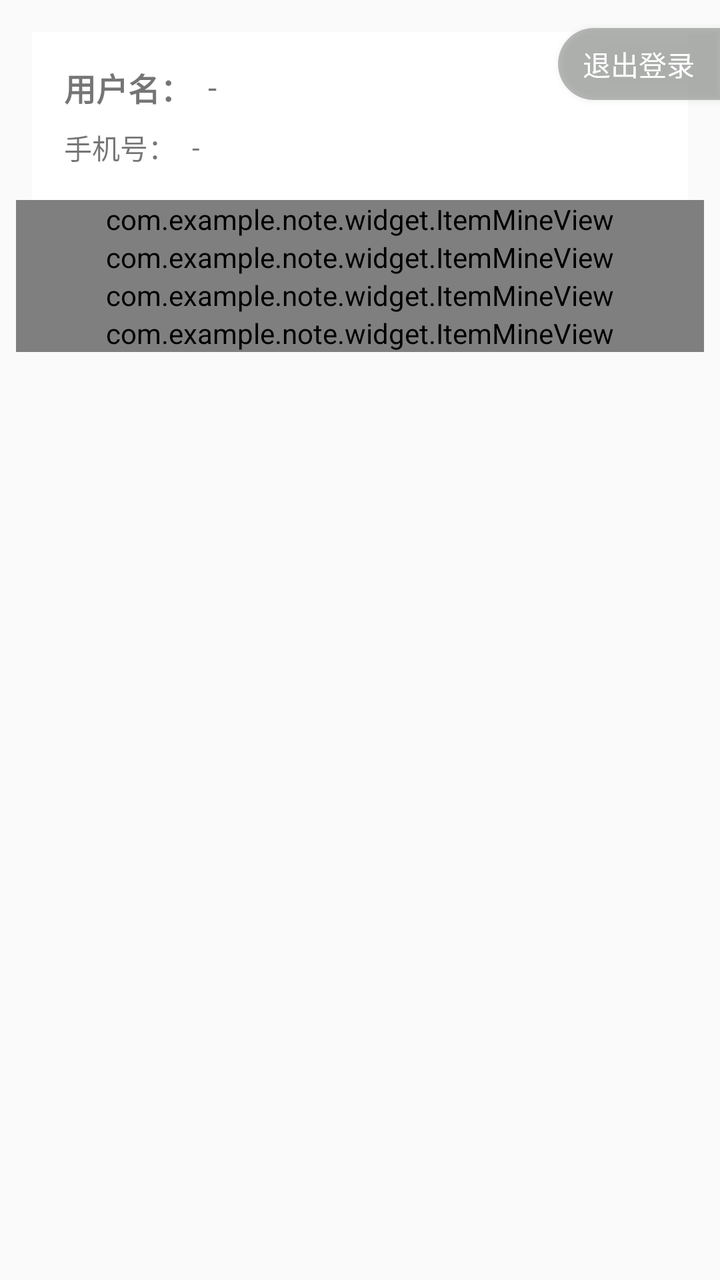
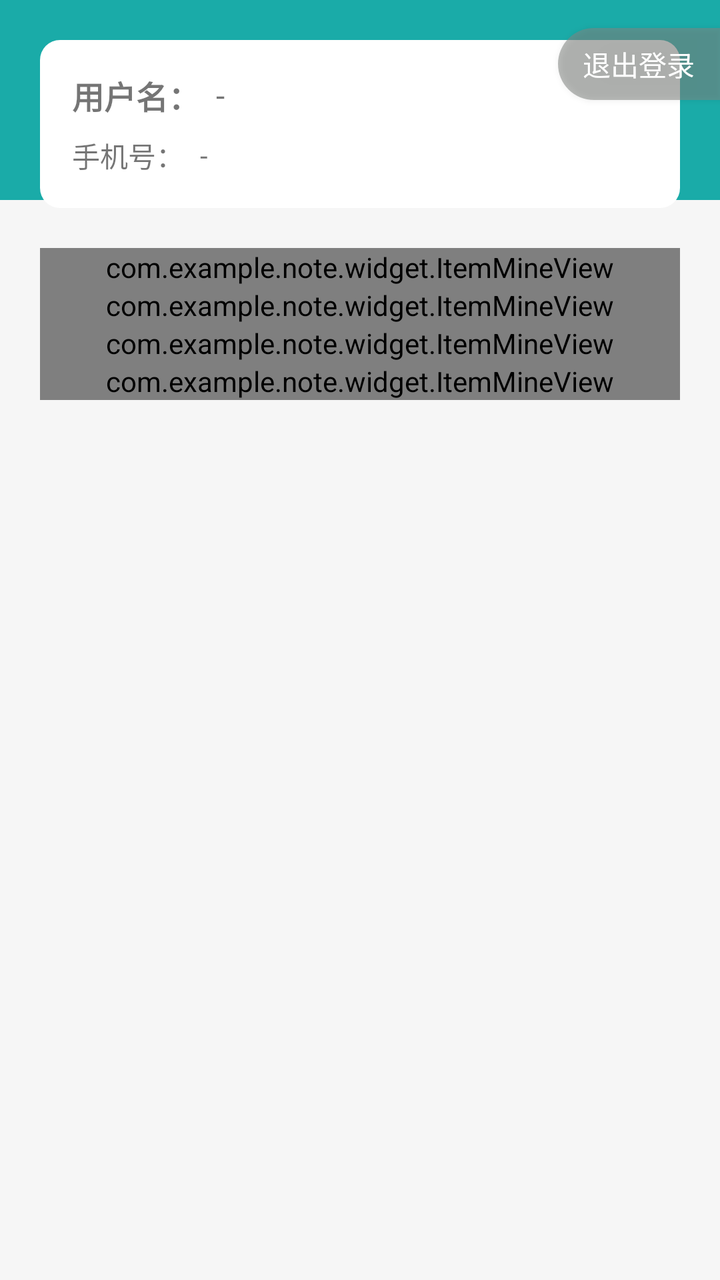

An Android layout rendered at two revisions. The XML below is the earlier revision; the diff shows what the commit changed to produce the second picture.
<!-- AndroidManifest.xml: application theme Theme.Note -->
<!-- res/layout/fragment_user.xml -->
<?xml version="1.0" encoding="utf-8"?>
<layout xmlns:android="http://schemas.android.com/apk/res/android"
    xmlns:app="http://schemas.android.com/apk/res-auto"
    xmlns:tools="http://schemas.android.com/tools">

    <androidx.constraintlayout.widget.ConstraintLayout
        android:layout_width="match_parent"
        android:layout_height="match_parent">

        
        <LinearLayout
            android:id="@+id/layoutUserInfo"
            android:layout_width="match_parent"
            android:layout_height="wrap_content"
            android:layout_margin="16dp"
            android:gravity="center_vertical"
            android:orientation="vertical"
            android:padding="16dp"
            android:background="@android:color/white"
            app:layout_constraintTop_toTopOf="parent"
            app:layout_constraintStart_toStartOf="parent"
            app:layout_constraintEnd_toEndOf="parent">

            <LinearLayout
                android:layout_width="match_parent"
                android:layout_height="wrap_content"
                android:orientation="horizontal"
                android:gravity="center_vertical">

                <TextView
                    android:id="@+id/tvUserNameLabel"
                    android:layout_width="wrap_content"
                    android:layout_height="wrap_content"
                    android:text="用户名："
                    android:textSize="16sp"
                    android:textStyle="bold" />

                <TextView
                    android:id="@+id/tvUserNameValue"
                    android:layout_width="wrap_content"
                    android:layout_height="wrap_content"
                    android:layout_marginStart="8dp"
                    android:text="-"
                    android:textSize="16sp" />
            </LinearLayout>

            <LinearLayout
                android:layout_width="match_parent"
                android:layout_height="wrap_content"
                android:orientation="horizontal"
                android:gravity="center_vertical"
                android:layout_marginTop="8dp">

                <TextView
                    android:id="@+id/tvPhoneLabel"
                    android:layout_width="wrap_content"
                    android:layout_height="wrap_content"
                    android:text="手机号："
                    android:textSize="14sp" />

                <TextView
                    android:id="@+id/tvPhoneValue"
                    android:layout_width="wrap_content"
                    android:layout_height="wrap_content"
                    android:layout_marginStart="8dp"
                    android:text="-"
                    android:textSize="14sp" />
            </LinearLayout>
        </LinearLayout>

        <Button
            android:id="@+id/btLoginOut"
            android:layout_width="81dp"
            android:layout_height="36dp"
            android:background="@drawable/bg_gray"
            android:text="@string/LOGOUT"
            android:layout_marginTop="14dp"
            android:textColor="@color/white"
            app:layout_constraintEnd_toEndOf="parent"
            app:layout_constraintTop_toTopOf="parent" />


        <ScrollView
            android:layout_width="match_parent"
            android:layout_height="0dp"
            app:layout_constraintTop_toBottomOf="@id/layoutUserInfo"
            app:layout_constraintBottom_toBottomOf="parent">

            <LinearLayout
                android:layout_width="match_parent"
                android:layout_height="wrap_content"
                android:orientation="vertical"
                android:paddingHorizontal="8dp">

                <com.example.note.widget.ItemMineView
                    android:id="@+id/itemEditInfo"
                    android:layout_width="match_parent"
                    android:layout_height="wrap_content" />

                <com.example.note.widget.ItemMineView
                    android:id="@+id/itemChangePassword"
                    android:layout_width="match_parent"
                    android:layout_height="wrap_content" />

                <com.example.note.widget.ItemMineView
                    android:id="@+id/itemLogout"
                    android:layout_width="match_parent"
                    android:layout_height="wrap_content" />

                <com.example.note.widget.ItemMineView
                    android:id="@+id/itemCancelAccount"
                    android:layout_width="match_parent"
                    android:layout_height="wrap_content" />

            </LinearLayout>
        </ScrollView>

    </androidx.constraintlayout.widget.ConstraintLayout>
</layout>
<!-- resources referenced by this layout -->
<resources>
  <color name="white">#FFFFFF</color>
  <!-- drawable bg_gray (drawable) -->
  <?xml version="1.0" encoding="utf-8"?>
  <shape xmlns:android="http://schemas.android.com/apk/res/android">
  
      <solid android:color="#8E818582"/>
  
      <corners android:topLeftRadius="20dp"
          android:bottomLeftRadius="20dp"/>
  </shape>
  <string name="LOGOUT">"退出登录"</string>
  <style name="Theme.Note" parent="Theme.AppCompat.Light.NoActionBar" />
</resources>

<!-- the commit's change to res/layout/fragment_user.xml (unified diff, before → after) -->
@@ -5,18 +5,26 @@
 
     <androidx.constraintlayout.widget.ConstraintLayout
         android:layout_width="match_parent"
-        android:layout_height="match_parent">
+        android:layout_height="match_parent"
+        android:background="@color/main_grey_bg">
+
+        <ImageView
+            android:id="@+id/imageView"
+            android:layout_width="match_parent"
+            android:layout_height="100dp"
+            android:background="@color/main_color"
+            app:layout_constraintTop_toTopOf="parent"/>
 
         
         <LinearLayout
             android:id="@+id/layoutUserInfo"
             android:layout_width="match_parent"
             android:layout_height="wrap_content"
-            android:layout_margin="16dp"
+            android:layout_margin="20dp"
             android:gravity="center_vertical"
             android:orientation="vertical"
             android:padding="16dp"
-            android:background="@android:color/white"
+            android:background="@drawable/bg_white_corner"
             app:layout_constraintTop_toTopOf="parent"
             app:layout_constraintStart_toStartOf="parent"
             app:layout_constraintEnd_toEndOf="parent">
@@ -84,13 +92,15 @@
             android:layout_width="match_parent"
             android:layout_height="0dp"
             app:layout_constraintTop_toBottomOf="@id/layoutUserInfo"
-            app:layout_constraintBottom_toBottomOf="parent">
+            app:layout_constraintBottom_toBottomOf="parent"
+            android:paddingVertical="20dp">
 
             <LinearLayout
                 android:layout_width="match_parent"
                 android:layout_height="wrap_content"
                 android:orientation="vertical"
-                android:paddingHorizontal="8dp">
+                android:layout_marginHorizontal="20dp"
+                android:background="@drawable/bg_white_corner">
 
                 <com.example.note.widget.ItemMineView
                     android:id="@+id/itemEditInfo"
<!-- resource entries referenced after the edit -->
@@ -1,5 +1,7 @@
 <!-- resources referenced by this layout -->
 <resources>
+  <color name="main_color">#1AABA8</color>
+  <color name="main_grey_bg">#f6f6f6</color>
   <color name="white">#FFFFFF</color>
   <!-- drawable bg_gray (drawable) -->
   <?xml version="1.0" encoding="utf-8"?>
@@ -10,6 +12,17 @@
       <corners android:topLeftRadius="20dp"
           android:bottomLeftRadius="20dp"/>
   </shape>
+  <!-- drawable bg_white_corner (drawable) -->
+  <?xml version="1.0" encoding="utf-8"?>
+  <shape xmlns:android="http://schemas.android.com/apk/res/android">
+  
+      <corners android:topLeftRadius="10dp"
+          android:topRightRadius="10dp"
+          android:bottomLeftRadius="10dp"
+          android:bottomRightRadius="10dp"/>
+  
+      <solid android:color="@color/white"/>
+  </shape>
   <string name="LOGOUT">"退出登录"</string>
   <style name="Theme.Note" parent="Theme.AppCompat.Light.NoActionBar" />
 </resources>
